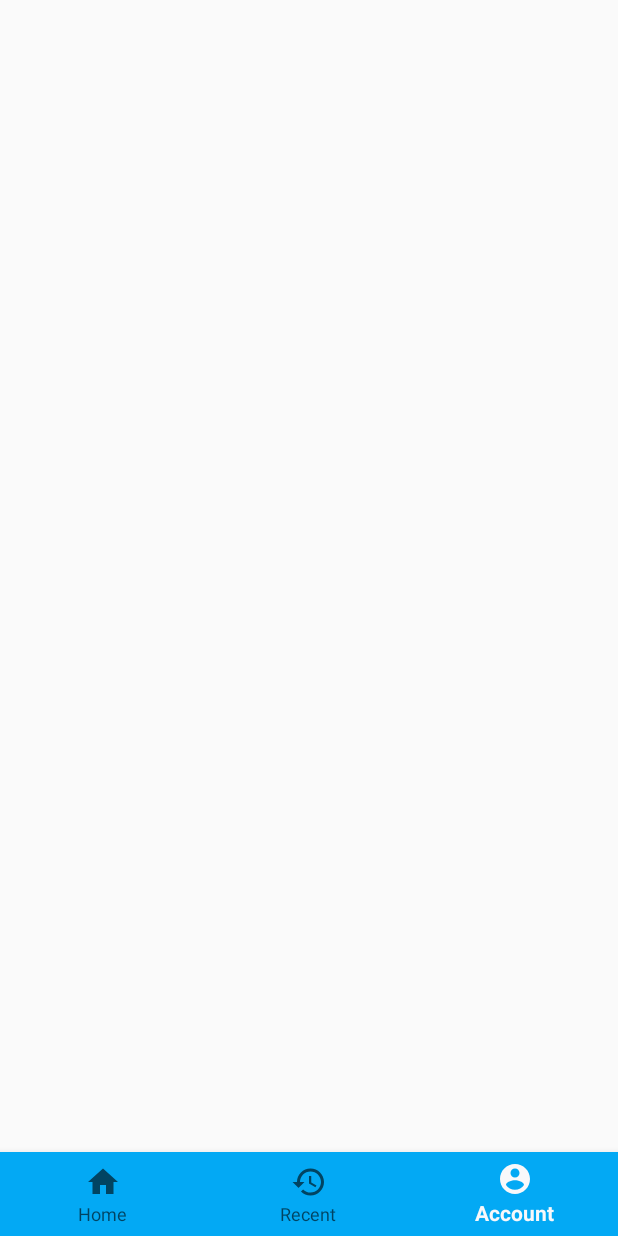
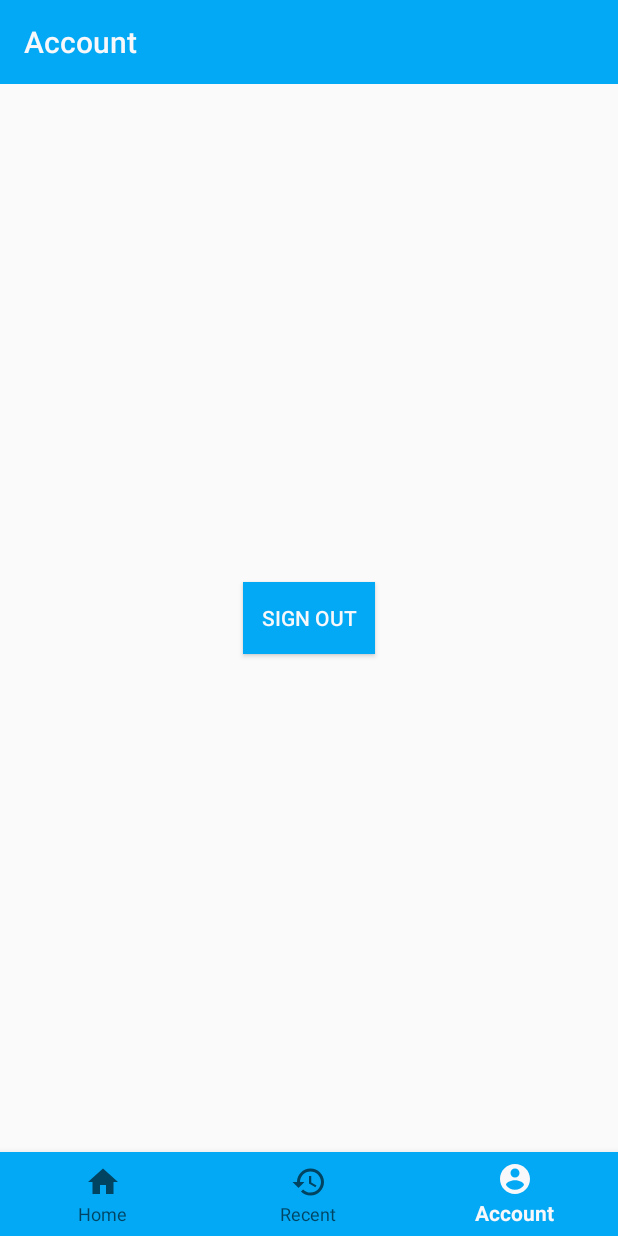
Before and after one commit to AnupamPrakash/SmartIndiaHackathon2020, an Android app: the screen it shows after launch (MainActivity), item 3 of the bottom bar chosen, on a phone screen of 412 x 824 dp. Run offline under Robolectric (Android 15) with nearby library versions, the phone set to English and light mode, and no system bars; our stand-ins replace Firebase (no records; nobody signed in at launch, a user with empty details on screens opened directly).

Commit message:
Implemented Fragments and User Signout.

```diff
--- /dev/null
+++ b/app/src/main/java/com/example/newseye/AccountFragment.java
@@ -0,0 +1,33 @@
+package com.example.newseye;
+
+import android.content.Intent;
+import android.os.Bundle;
+import android.view.LayoutInflater;
+import android.view.View;
+import android.view.ViewGroup;
+import android.widget.Button;
+
+import com.google.firebase.auth.FirebaseAuth;
+
+import androidx.annotation.NonNull;
+import androidx.annotation.Nullable;
+import androidx.fragment.app.Fragment;
+
+public class AccountFragment extends Fragment {
+    Button signOut;
+    @Nullable
+    @Override
+    public View onCreateView(@NonNull LayoutInflater inflater, @Nullable ViewGroup container, @Nullable Bundle savedInstanceState) {
+        View root = inflater.inflate(R.layout.fragment_account,container,false);
+        signOut = root.findViewById(R.id.sign_out);
+        signOut.setOnClickListener(new View.OnClickListener() {
+            @Override
+            public void onClick(View v) {
+                FirebaseAuth.getInstance().signOut();
+                startActivity(new Intent(getActivity(),LoginActivity.class));
+                getActivity().finish();
+            }
+        });
+        return root;
+    }
+}
--- /dev/null
+++ b/app/src/main/java/com/example/newseye/HomeFragment.java
@@ -0,0 +1,19 @@
+package com.example.newseye;
+
+import android.os.Bundle;
+import android.view.LayoutInflater;
+import android.view.View;
+import android.view.ViewGroup;
+
+import androidx.annotation.NonNull;
+import androidx.annotation.Nullable;
+import androidx.fragment.app.Fragment;
+
+public class HomeFragment extends Fragment {
+    @Nullable
+    @Override
+    public View onCreateView(@NonNull LayoutInflater inflater, @Nullable ViewGroup container, @Nullable Bundle savedInstanceState) {
+        View root = inflater.inflate(R.layout.fragment_home,container,false);
+        return root;
+    }
+}
--- a/app/src/main/java/com/example/newseye/MainActivity.java
+++ b/app/src/main/java/com/example/newseye/MainActivity.java
@@ -2,23 +2,73 @@ package com.example.newseye;
 
 import android.content.Intent;
 import android.os.Bundle;
+import android.view.MenuItem;
 import android.widget.Toast;
+import android.widget.Toolbar;
 
+import com.google.android.material.bottomnavigation.BottomNavigationView;
 import com.google.firebase.auth.FirebaseAuth;
 import com.google.firebase.auth.FirebaseUser;
 
+import androidx.annotation.NonNull;
 import androidx.appcompat.app.AppCompatActivity;
+import androidx.fragment.app.Fragment;
+import androidx.fragment.app.FragmentTransaction;
 
 public class MainActivity extends AppCompatActivity {
     FirebaseAuth firebaseAuth;
     FirebaseUser currentUser;
+    Toolbar toolbar;
+    BottomNavigationView bottomBar;
     @Override
     protected void onCreate(Bundle savedInstanceState) {
         super.onCreate(savedInstanceState);
         setContentView(R.layout.activity_main);
         firebaseAuth = FirebaseAuth.getInstance();
         currentUser = firebaseAuth.getCurrentUser();
-        Toast.makeText(this, "Current User: "+currentUser.getEmail()+","+currentUser.getUid(), Toast.LENGTH_SHORT).show();
+        toolbar = findViewById(R.id.main_title);
+        bottomBar = findViewById(R.id.bottomNavigation);
+        bottomBar.setOnNavigationItemSelectedListener(mOnNavigationItemSelectedListener);
+        loadFragment(new HomeFragment());
     }
 
+    @Override
+    public void onBackPressed() {
+        super.onBackPressed();
+        finish();
+    }
+
+    private BottomNavigationView.OnNavigationItemSelectedListener mOnNavigationItemSelectedListener
+            = new BottomNavigationView.OnNavigationItemSelectedListener() {
+
+        @Override
+        public boolean onNavigationItemSelected(@NonNull MenuItem item) {
+            Fragment fragment;
+            switch (item.getItemId()) {
+                case R.id.homeIcon:
+                    toolbar.setTitle("Home");
+                    fragment = new HomeFragment();
+                    loadFragment(fragment);
+                    return true;
+                case R.id.recent:
+                    toolbar.setTitle("Recently Shared");
+                    fragment = new RecentFragment();
+                    loadFragment(fragment);
+                    return true;
+                case R.id.account:
+                    toolbar.setTitle("Account");
+                    fragment = new AccountFragment();
+                    loadFragment(fragment);
+                    return true;
+            }
+            return false;
+        }
+    };
+
+    private void loadFragment(Fragment fragment) {
+        FragmentTransaction transaction = getSupportFragmentManager().beginTransaction();
+        transaction.replace(R.id.frame_container, fragment);
+        transaction.addToBackStack(null);
+        transaction.commit();
+    }
 }
--- a/app/src/main/res/layout/activity_main.xml
+++ b/app/src/main/res/layout/activity_main.xml
@@ -6,13 +6,18 @@
     android:layout_width="match_parent"
     android:layout_height="match_parent"
     tools:context=".MainActivity">
-    <androidx.swiperefreshlayout.widget.SwipeRefreshLayout
+    <Toolbar
         android:layout_width="match_parent"
-        android:layout_height="match_parent">
-        <androidx.recyclerview.widget.RecyclerView
-            android:layout_width="match_parent"
-            android:layout_height="match_parent"></androidx.recyclerview.widget.RecyclerView>
-    </androidx.swiperefreshlayout.widget.SwipeRefreshLayout>
+        android:layout_height="wrap_content"
+        android:background="@color/colorPrimaryDark"
+        android:id="@+id/main_title"
+        android:titleTextColor="@color/colorPrimary"
+        android:title="Home"/>
+    <FrameLayout
+        android:id="@+id/frame_container"
+        android:layout_width="match_parent"
+        android:layout_height="match_parent"
+        app:layout_behavior="@string/appbar_scrolling_view_behavior" />
     <com.google.android.material.bottomnavigation.BottomNavigationView
         android:layout_width="match_parent"
         android:layout_height="wrap_content"
--- /dev/null
+++ b/app/src/main/res/layout/fragment_account.xml
@@ -0,0 +1,15 @@
+<?xml version="1.0" encoding="utf-8"?>
+<LinearLayout
+    xmlns:android="http://schemas.android.com/apk/res/android"
+    android:orientation="vertical"
+    android:layout_width="match_parent"
+    android:gravity="center"
+    android:layout_height="match_parent">
+    <Button
+        android:layout_width="wrap_content"
+        android:layout_height="wrap_content"
+        android:background="@color/colorPrimaryDark"
+        android:textColor="@color/colorPrimary"
+        android:text="SIgn out"
+        android:id="@+id/sign_out"/>
+</LinearLayout>
--- a/app/src/main/res/menu/bottommenu.xml
+++ b/app/src/main/res/menu/bottommenu.xml
@@ -1,7 +1,7 @@
 <?xml version="1.0" encoding="utf-8"?>
 <menu xmlns:android="http://schemas.android.com/apk/res/android">
     <item
-        android:id="@+id/home"
+        android:id="@+id/homeIcon"
         android:icon="@drawable/ic_home_black_24dp"
         android:title="Home"/>
     <item
```
Also changed, not shown: app/src/main/java/com/example/newseye/RecentFragment.java (added, +19 -0 lines), app/src/main/res/layout/fragment_home.xml (added, +11 -0 lines), app/src/main/res/layout/fragment_recent.xml (added, +11 -0 lines).
